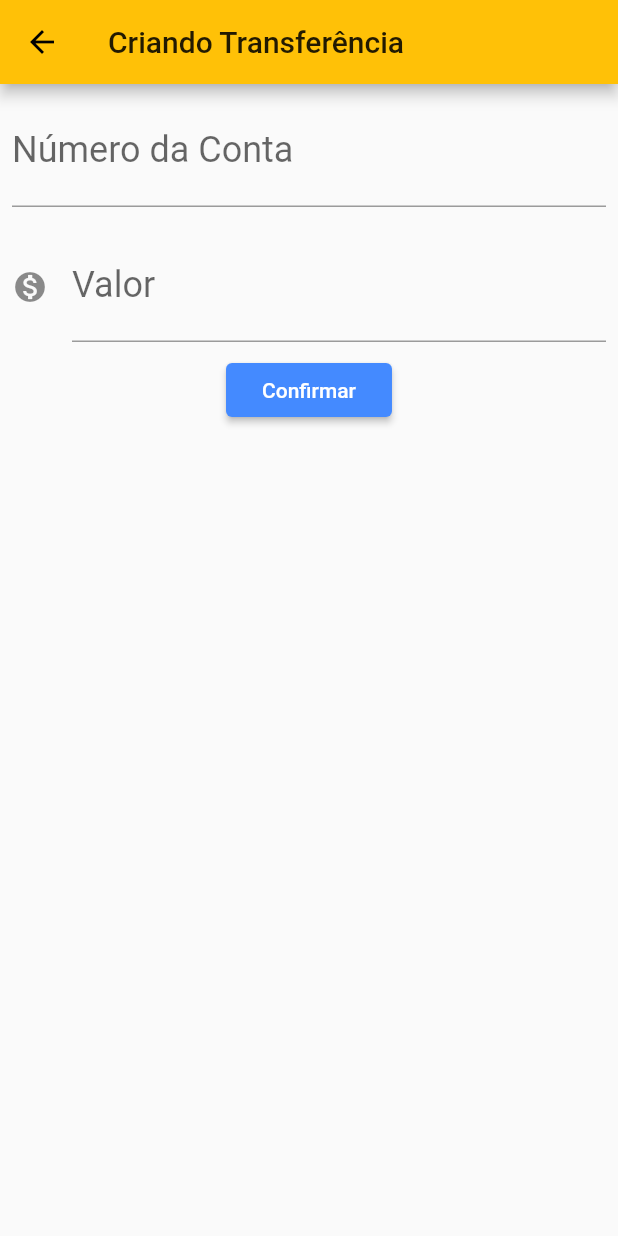
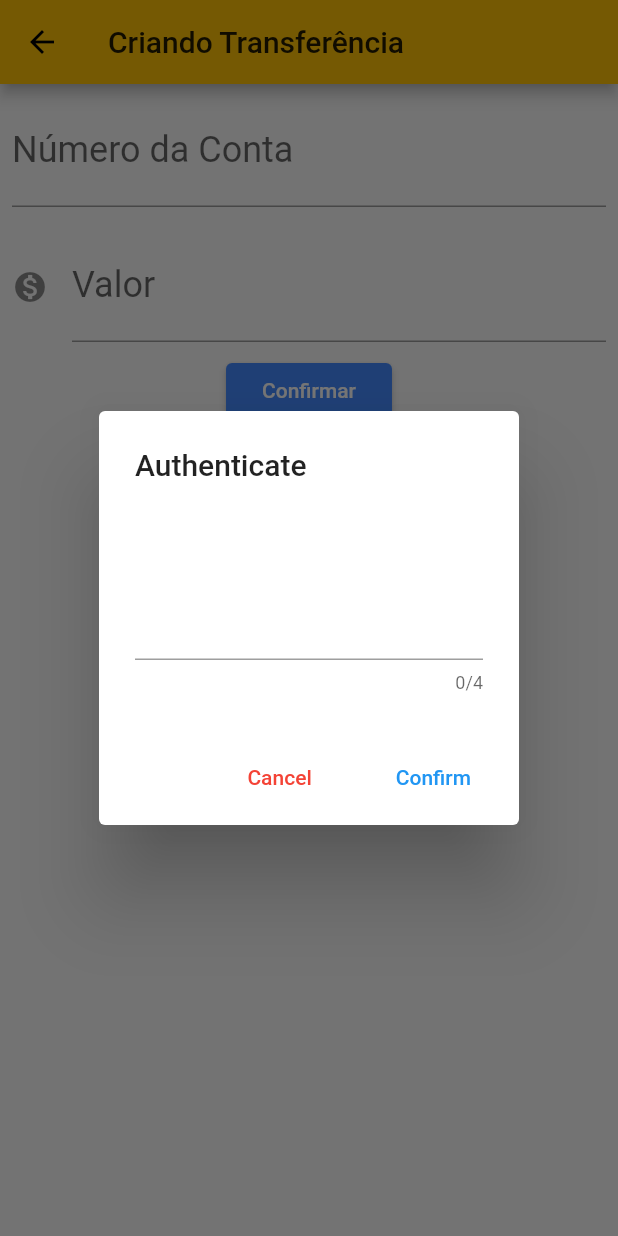
Before and after one commit to brunopirizoliveira/bankFlutter, a Flutter app: the FormularioTransferencia screen opened directly, after a tap on "Confirmar", on a phone screen of 412 x 824 dp. Run offline on Flutter 3.47's test engine with Material 2 defaults, Android fonts, the phone set to English and light mode, and no system bars; network calls fail.

Commit message:
Add Acesso a API e Dialog Authentication

```diff
--- /dev/null
+++ b/lib/components/transaction_auth_dialog.dart
@@ -0,0 +1,57 @@
+import 'package:flutter/material.dart';
+
+class TransactionAuthDialog extends StatefulWidget {
+  final Function(String password) onConfirm;
+
+  TransactionAuthDialog({
+    @required this.onConfirm,
+  });
+
+  @override
+  _TransactionAuthDialogState createState() => _TransactionAuthDialogState();
+}
+
+class _TransactionAuthDialogState extends State<TransactionAuthDialog> {
+  final TextEditingController _passwordController = TextEditingController();
+
+  @override
+  Widget build(BuildContext context) {
+    return AlertDialog(
+      title: Text("Authenticate"),
+      content: TextField(
+        controller: _passwordController,
+        obscureText: true,
+        maxLength: 4,
+        keyboardType: TextInputType.number,
+        textAlign: TextAlign.center,
+        style: TextStyle(
+          fontSize: 64,
+          letterSpacing: 24,
+        ),
+      ),
+      actions: <Widget>[
+        FlatButton(
+          onPressed: () => Navigator.pop(context),
+          child: Text(
+            "Cancel",
+            style: TextStyle(
+              color: Colors.red,
+            ),
+          ),
+        ),
+        FlatButton(
+          onPressed: () {
+            widget.onConfirm(_passwordController.text);
+            Navigator.pop(context);
+          },
+          child: Text(
+            "Confirm",
+            style: TextStyle(
+              color: Colors.blue,
+            ),
+          ),
+        ),
+      ],
+    );
+  }
+}
--- a/lib/screens/transferencia/formulario.dart
+++ b/lib/screens/transferencia/formulario.dart
@@ -1,6 +1,11 @@
+import 'dart:convert';
+
+import 'package:byteBank/components/transaction_auth_dialog.dart';
+import 'package:byteBank/screens/transferencia/lista.dart';
 import 'package:flutter/material.dart';
 import 'package:byteBank/models/transferencia.dart';
 import 'package:byteBank/components/editor.dart';
+import 'package:http/http.dart';
 
 const _tituloAppBar = 'Criando Transferência';
 const _textoValorBotaoConfirmar = 'Confirmar';
@@ -16,12 +21,36 @@ class FormularioTransferencia extends StatefulWidget {
   void _criaTransferencia(BuildContext context) {
     final int numeroConta = int.tryParse(_controladorNumeroConta.text);
     final double valor = double.tryParse(_controladorValor.text);
+    showDialog(
+        context: context,
+        builder: (context) {
+          return TransactionAuthDialog(
+            onConfirm: (String password) {
+              if (password == '1111') {
+                if (numeroConta != null && valor != null) {
+                  final transferenciaCriada = Transferencia(valor, numeroConta);
+                  this.saveTransaction(transferenciaCriada);
+                }
+              }
+            },
+          );
+        }).then((value) {
+          Navigator.of(context)
+              .push(MaterialPageRoute(builder: (context) => ListaTransferencias()));
+    });
+  }
 
-    if (numeroConta != null && valor != null) {
-      final transferenciaCriada = Transferencia(valor, numeroConta);
-      Navigator.pop(context, transferenciaCriada);
-      debugPrint('$transferenciaCriada');
-    }
+  Future<Response> saveTransaction(Transferencia transferencia) async {
+    final Response response = await post('http://192.168.0.111:8000/transaction',
+        headers: {
+          'Content-Type': 'application/json; charset=UTF-8',
+        },
+        body: jsonEncode({
+          'conta': transferencia.numeroConta,
+          'valor': transferencia.valor,
+        }));
+    debugPrint(response.body);
+    return response;
   }
 
   @override
@@ -52,6 +81,7 @@ class FormularioTransferenciaState extends State<FormularioTransferencia> {
               icon: Icons.monetization_on,
             ),
             RaisedButton(
+              // onPressed: () => widget._approveTransaction(context),
               onPressed: () => widget._criaTransferencia(context),
               child: Text(_textoValorBotaoConfirmar),
             ),
--- a/pubspec.yaml
+++ b/pubspec.yaml
@@ -23,6 +23,7 @@ environment:
 dependencies:
   flutter:
     sdk: flutter
+  http: 0.12.2
 
 
   # The following adds the Cupertino Icons font to your application.
```
Also changed, not shown: lib/components/progress.dart (added, +27 -0 lines), lib/screens/transferencia/lista.dart (+101 -18 lines), pubspec.lock.
